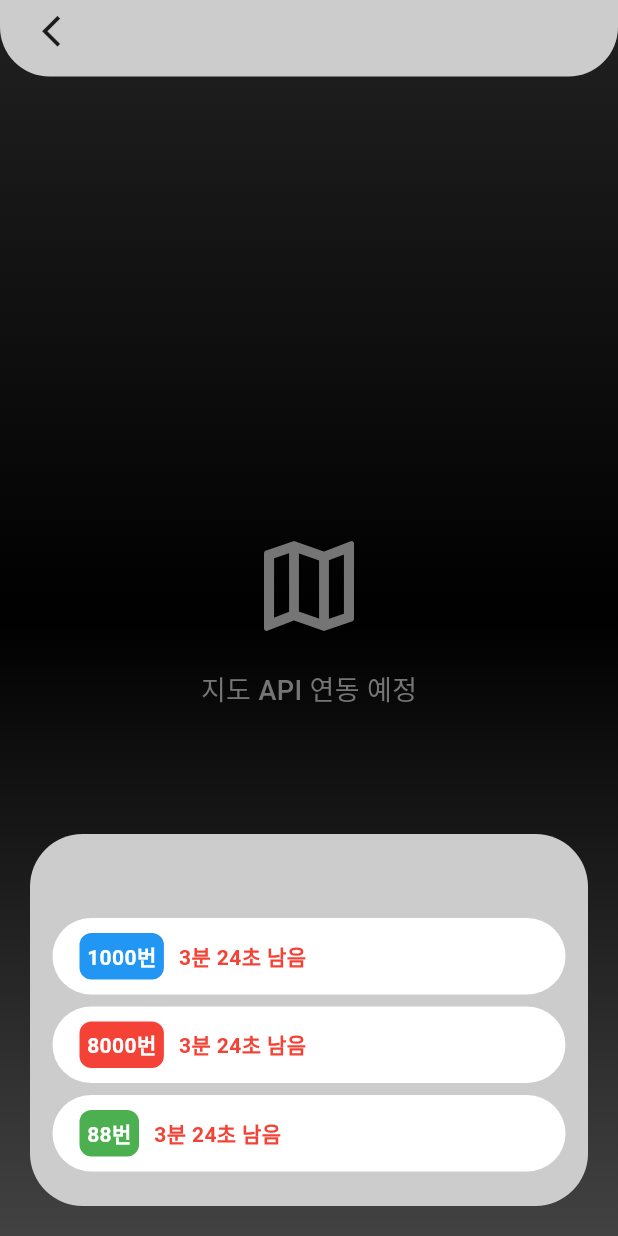
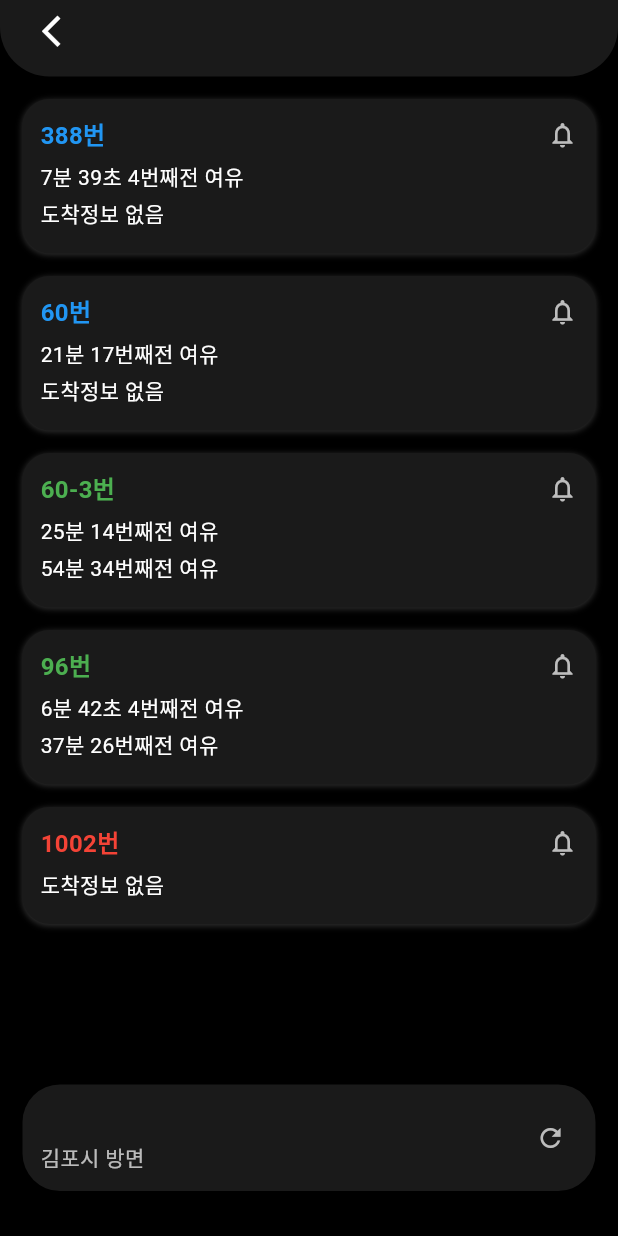
Before and after one commit to Gochon-Gothic/gochonHc_app, a Flutter app: the BusDetailScreen screen opened directly with empty values, on a phone screen of 412 x 824 dp. Run offline on Flutter 3.47's test engine with Material 3 defaults, Android fonts, the phone set to English and light mode, and no system bars; our stand-ins replace cloud_firestore, dio, firebase_auth, firebase_core, flutter_svg, google_sign_in and 1 more; missing offline and left inert: gsheets, liquid_glass_renderer; accounts and stored records are empty; network calls fail; Roboto replaces fonts that are missing (SFPro); key blocks and very long unbroken strings in the code were emptied for the run.

Commit message:
버스 상세 탭 수정

```diff
--- a/lib/screens/bus_detail_screen.dart
+++ b/lib/screens/bus_detail_screen.dart
@@ -1,5 +1,8 @@
 import 'package:flutter/material.dart';
+import 'package:provider/provider.dart';
 import '../services/bus_service.dart';
+import '../theme_provider.dart';
+import '../theme_colors.dart';
 
 class BusDetailScreen extends StatefulWidget {
   final BusStation station;
@@ -52,20 +55,13 @@ class _BusDetailScreenState extends State<BusDetailScreen> {
     }
   }
 
-  void _navigateToRouteDetail(BusRoute route) {
-    ScaffoldMessenger.of(context).showSnackBar(
-      SnackBar(
-        content: Text('${route.routeName}번 버스 상세 정보 (구현 예정)'),
-        duration: const Duration(seconds: 2),
-      ),
-    );
-  }
-
   @override
   Widget build(BuildContext context) {
+    final isDark = Provider.of<ThemeProvider>(context).isDarkMode;
+    final bgColor = isDark ? AppColors.darkBackground : const Color.fromARGB(255, 240, 240, 240);
 
     return Scaffold(
-      backgroundColor: const Color.fromARGB(255, 204, 204, 204),
+      backgroundColor: bgColor,
       extendBodyBehindAppBar: true,
       body: isLoading
           ? const Center(child: CircularProgressIndicator())
@@ -76,7 +72,7 @@ class _BusDetailScreenState extends State<BusDetailScreen> {
                     children: [
                       Text(
                         error!,
-                        style: TextStyle(
+                        style: const TextStyle(
                           color: Colors.red,
                           fontSize: 16,
                         ),
@@ -90,77 +86,37 @@ class _BusDetailScreenState extends State<BusDetailScreen> {
                     ],
                   ),
                 )
-              : Stack(
+              : Column(
                   children: [
-                    // 지도 배경 (현재는 플레이스홀더)
-                    _buildMapBackground(),
-
                     // 상단 역 정보 패널
                     _buildTopStationPanel(),
-
-                    // 하단 버스 도착 정보 패널
-                    _buildBottomSchedulePanel(),
+                    const SizedBox(height: 15),
+                    Expanded(
+                      child: _buildBusList(),
+                    ),
+                    // 하단 역 정보 패널
+                    _buildBottomStationPanel(),
                   ],
                 ),
     );
   }
+  Widget _buildTopStationPanel() {
+    final isDark = Provider.of<ThemeProvider>(context).isDarkMode;
+    final direction = widget.station.getDirectionFromCoordinate(BusService.getCachedStations());
+    final panelColor = isDark ? AppColors.darkCard : const Color.fromARGB(255, 204, 204, 204);
+    final textColor = isDark ? AppColors.darkText : Colors.black87;
+    final subTextColor = isDark ? AppColors.darkText.withOpacity(0.7) : Colors.black54;
 
-  Widget _buildMapBackground() {
     return Container(
-      width: double.infinity,
-      height: double.infinity,
-      decoration: BoxDecoration(
-        gradient: LinearGradient(
-          begin: Alignment.topCenter,
-          end: Alignment.bottomCenter,
-          colors: [
-            Colors.grey[900]!,
-            Colors.black,
-            Colors.grey[800]!,
-          ],
-        ),
-      ),
-      child: Center(
-        child: Column(
-          mainAxisAlignment: MainAxisAlignment.center,
-          children: [
-            Icon(
-              Icons.map_outlined,
-              size: 80,
-              color: Colors.grey[600],
-            ),
-            const SizedBox(height: 16),
-            Text(
-              '지도 API 연동 예정',
-              style: TextStyle(
-                fontSize: 18,
-                color: Colors.grey[600],
-                fontWeight: FontWeight.w500,
-              ),
-            ),
-          ],
-        ),
-      ),
-    );
-  }
-
-  Widget _buildTopStationPanel() {
-    final direction = widget.station.getDirectionFromCoordinate(BusService.getCachedStations());
-
-    return Positioned(
-      top: 0,
-      left: 0,
-      right: 0,
-      child: Container(
       padding: EdgeInsets.only(
-          top: MediaQuery.of(context).padding.top ,
+        top: MediaQuery.of(context).padding.top,
         left: 20,
         right: 20,
         bottom: 10,
       ),
-        decoration: const BoxDecoration(
-          color: Color.fromARGB(255, 204, 204, 204),
-          borderRadius: BorderRadius.only(
+      decoration: BoxDecoration(
+        color: panelColor,
+        borderRadius: const BorderRadius.only(
           bottomRight: Radius.circular(33),
           bottomLeft: Radius.circular(33),
         ),
@@ -178,9 +134,9 @@ class _BusDetailScreenState extends State<BusDetailScreen> {
                   decoration: BoxDecoration(
                     borderRadius: BorderRadius.circular(8),
                   ),
-                    child: const Icon(
+                    child: Icon(
                       Icons.arrow_back_ios,
-                      color: Colors.black87,
+                      color: textColor,
                       size: 25,
                     ),
                 ),
@@ -192,18 +148,18 @@ class _BusDetailScreenState extends State<BusDetailScreen> {
                   children: [
                       Text(
                         widget.station.baseStationName,
-                        style: const TextStyle(
+                        style: TextStyle(
                           fontSize: 28,
                           fontWeight: FontWeight.bold,
-                          color: Colors.black87,
+                          color: textColor,
                         ),
                       ),
                       if (direction.isNotEmpty) ...[
                         Text(
                           '$direction 방면',
-                          style: const TextStyle(
+                          style: TextStyle(
                             fontSize: 18,
-                            color: Color.fromARGB(255, 0, 0, 0),
+                            color: subTextColor,
                             fontWeight: FontWeight.w500,
                           ),
                         ),
@@ -216,44 +172,12 @@ class _BusDetailScreenState extends State<BusDetailScreen> {
           ),
         ],
       ),
-      ),
     );
   }
 
-  Widget _buildBottomSchedulePanel() {
-    return Positioned(
-      bottom: 0,
-      left: 0,
-      right: 0,
-      child: Container(
-        margin: const EdgeInsets.all(20),
-        padding: const EdgeInsets.all(15),
-        decoration: BoxDecoration(
-          color: const Color.fromARGB(255, 204, 204, 204),
-          borderRadius: BorderRadius.circular(35),
-        ),
-        child: Column(
-          crossAxisAlignment: CrossAxisAlignment.start,
-          children: [
-            Text(
-              " ${widget.station.baseStationName}",
-              style: const TextStyle(
-                fontSize: 22,
-                fontWeight: FontWeight.w800,
-                color: Colors.black87,
-              ),
-            ),
-            const SizedBox(height: 10),
-
-            // 버스 도착 정보
-            if (routes.isEmpty)
-              Container(
-                padding: const EdgeInsets.all(20),
-                decoration: BoxDecoration(
-                  color: Colors.white,
-                  borderRadius: BorderRadius.circular(12),
-                ),
-                child: const Center(
+  Widget _buildBusList() {
+    if (routes.isEmpty) {
+      return const Center(
         child: Text(
           '경유하는 버스가 없습니다',
           style: TextStyle(
@@ -261,55 +185,177 @@ class _BusDetailScreenState extends State<BusDetailScreen> {
             fontSize: 16,
           ),
         ),
+      );
+    }
+
+    return ListView.builder(
+      padding: const EdgeInsets.symmetric(horizontal: 15),
+      itemCount: routes.length,
+      itemBuilder: (context, index) {
+        final route = routes[index];
+        return _buildBusItem(route);
+      },
+    );
+  }
+
+  Widget _buildBusItem(BusRoute route) {
+    final isDark = Provider.of<ThemeProvider>(context).isDarkMode;
+    final cardColor = isDark ? AppColors.darkCard : Colors.white;
+
+    return Container(
+      margin: const EdgeInsets.only(bottom: 15),
+      padding: const EdgeInsets.all(12),
+      decoration: BoxDecoration(
+        color: cardColor,
+        borderRadius: BorderRadius.circular(18),
+        boxShadow: [
+          BoxShadow(
+            color: Colors.grey.withOpacity(isDark ? 0.3 : 0.1),
+            blurRadius: 3,
+            offset: const Offset(0, 1),
           ),
-              )
-            else
-              ...routes.map((route) => Container(
-                    margin: const EdgeInsets.only(bottom: 8),
-                    child: Material(
-                      color: Colors.white,
-                      borderRadius: BorderRadius.circular(30),
-                      child: InkWell(
-                        borderRadius: BorderRadius.circular(12),
-                        onTap: () => _navigateToRouteDetail(route),
-                        child: Container(
-                          padding: const EdgeInsets.symmetric(horizontal: 18, vertical: 10),
-                          child: Row(
+        ],
+      ),
+      child: Column(
+        crossAxisAlignment: CrossAxisAlignment.start,
         children: [
-                              // 버스 번호
-                              Container(
-                                padding: const EdgeInsets.symmetric(horizontal: 5, vertical: 5),
-                                decoration: BoxDecoration(
+          Row(
+            children: [
+              Text(
+                '${route.routeName}번',
+                style: TextStyle(
                   color: _getRouteTypeColor(route.routeTypeName),
-                                  borderRadius: BorderRadius.circular(8),
-                                ),
-                                child: Text(
-                                  '${route.routeName}번',
-                                  style: const TextStyle(
-                                    color: Colors.white,
-                                    fontSize: 14,
+                  fontSize: 16,
                   fontWeight: FontWeight.bold,
                 ),
               ),
+              const Spacer(),
+              // 알림 버튼
+              GestureDetector(
+                onTap: () {
+                  ScaffoldMessenger.of(context).showSnackBar(
+                    SnackBar(
+                      content: Text('${route.routeName}번 버스 알림 설정 (구현 예정)'),
+                      duration: const Duration(seconds: 2),
                     ),
-                              const SizedBox(width: 10),
-                              // 도착 시간 (임시 데이터)
+                  );
+                },
+                child: Icon(
+                  Icons.notifications_outlined,
+                  color: isDark ? Colors.grey[400] : Colors.grey,
+                  size: 20,
+                ),
+              ),
+            ],
+          ),
+          const SizedBox(height: 5),
+          // 도착 정보 (임시 데이터)
+          _buildArrivalInfo(route),
+        ],
+      ),
+    );
+  }
+
+  Widget _buildArrivalInfo(BusRoute route) {
+    final isDark = Provider.of<ThemeProvider>(context).isDarkMode;
+    final textColor = isDark ? AppColors.darkText : Colors.black87;
+    final arrivalTimes = _getMockArrivalTimes(route.routeName);
+    if (arrivalTimes.isEmpty) {
+      return Text(
+        '도착정보 없음',
+        style: TextStyle(
+          fontSize: 14,
+          color: isDark ? Colors.grey[400] : Colors.grey,
+        ),
+      );
+    }
+
+    return Column(
+      crossAxisAlignment: CrossAxisAlignment.start,
+      children: arrivalTimes.map((arrival) => Padding(
+        padding: const EdgeInsets.only(bottom: 4),
+        child: Text(
+          arrival,
+          style: TextStyle(
+            fontSize: 14,
+            color: textColor,
+          ),
+        ),
+      )).toList(),
+    );
+  }
+
+  List<String> _getMockArrivalTimes(String routeName) {
+    // 임시 도착 시간 데이터
+    switch (routeName) {
+      case '388':
+        return ['7분 39초 4번째전 여유', '도착정보 없음'];
+      case '60':
+        return ['21분 17번째전 여유', '도착정보 없음'];
+      case '60-3':
+        return ['25분 14번째전 여유', '54분 34번째전 여유'];
+      case '96':
+        return ['6분 42초 4번째전 여유', '37분 26번째전 여유'];
+      case '1002':
+        return ['도착정보 없음'];
+      default:
+        return ['3분 24초 남음'];
+    }
+  }
+
+  Widget _buildBottomStationPanel() {
+    final isDark = Provider.of<ThemeProvider>(context).isDarkMode;
+    final panelColor = isDark ? AppColors.darkCard : Colors.grey[300];
+    final textColor = isDark ? AppColors.darkText : Colors.black87;
+    final subTextColor = isDark ? AppColors.darkText.withOpacity(0.7) : Colors.black54;
+
+    return Container(
+      margin: const EdgeInsets.only(bottom: 30,left: 15,right: 15),
+      padding: const EdgeInsets.all(12),
+      decoration: BoxDecoration(
+        color: panelColor,
+        borderRadius: BorderRadius.circular(25),
+      ),
+      child: Row(
+        children: [
+          Expanded(
+            child: Column(
+              crossAxisAlignment: CrossAxisAlignment.start,
+              children: [
                 Text(
-                                '3분 24초 남음',
-                                style: const TextStyle(
+                  widget.station.baseStationName,
+                  style: TextStyle(
+                    fontSize: 16,
+                    fontWeight: FontWeight.bold,
+                    color: textColor,
+                  ),
+                ),
+                const SizedBox(height: 4),
+                Text(
+                  '${widget.station.getDirectionFromCoordinate(BusService.getCachedStations()).isNotEmpty ? widget.station.getDirectionFromCoordinate(BusService.getCachedStations()) : "김포시"} 방면',
+                  style: TextStyle(
                     fontSize: 14,
-                                  color: Colors.red,
-                                  fontWeight: FontWeight.bold,
+                    color: subTextColor,
                   ),
                 ),
               ],
             ),
           ),
+          GestureDetector(
+            onTap: _loadStationInfo,
+            child: Container(
+              padding: const EdgeInsets.all(8),
+              decoration: BoxDecoration(
+                borderRadius: BorderRadius.circular(20),
+              ),
+              child: Icon(
+                Icons.refresh,
+                color: isDark ? Colors.grey[400] : Colors.grey,
+                size: 20,
               ),
             ),
-                  )),
+          ),
         ],
-        ),
       ),
     );
   }
@@ -327,7 +373,7 @@ class _BusDetailScreenState extends State<BusDetailScreen> {
       case '마을버스':
         return Colors.purple;
       default:
-        return Colors.grey;
+        return Colors.teal; // 기본 색상
     }
   }
 }
--- a/lib/screens/login_screen.dart
+++ b/lib/screens/login_screen.dart
@@ -81,9 +81,7 @@ class _LoginScreenState extends State<LoginScreen> {
     });
 
     try {
-      print('AuthService.signInWithGoogle() 호출 시작'); // 디버깅용
       final userCredential = await AuthService.instance.signInWithGoogle();
-      print('AuthService.signInWithGoogle() 완료: $userCredential'); // 디버깅용
 
       if (userCredential != null && mounted) {
         final user = userCredential.user!;
--- a/lib/services/bus_service.dart
+++ b/lib/services/bus_service.dart
@@ -95,21 +95,33 @@ class BusService {
     return [
       BusRoute(
         routeId: '200000001',
-        routeName: '1000',
+        routeName: '388',
         routeTypeName: '간선버스',
         regionName: '김포시',
       ),
       BusRoute(
         routeId: '200000002',
-        routeName: '8000',
-        routeTypeName: '광역버스',
-        regionName: '경기도',
+        routeName: '60',
+        routeTypeName: '간선버스',
+        regionName: '김포시',
       ),
       BusRoute(
         routeId: '200000003',
-        routeName: '88',
+        routeName: '60-3',
         routeTypeName: '지선버스',
         regionName: '김포시',
+      ),
+      BusRoute(
+        routeId: '200000004',
+        routeName: '96',
+        routeTypeName: '지선버스',
+        regionName: '김포시',
+      ),
+      BusRoute(
+        routeId: '200000005',
+        routeName: '1002',
+        routeTypeName: '광역버스',
+        regionName: '경기도',
       ),
     ];
   }
```
Lines whose indentation alone changed are shown as unchanged.
